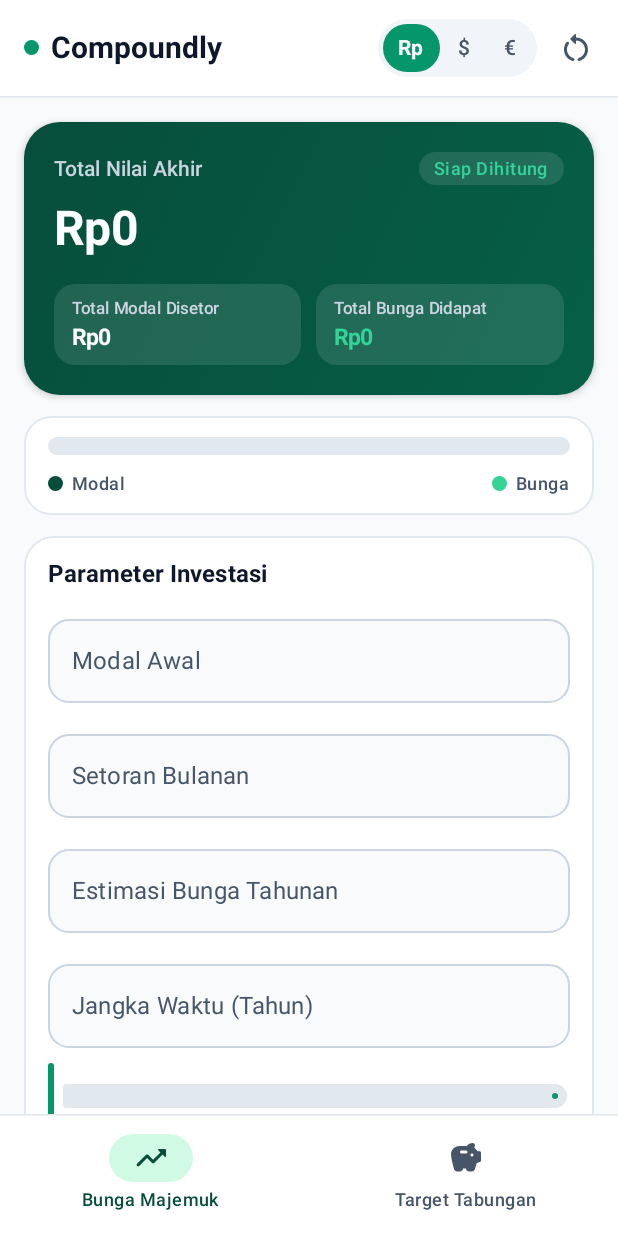
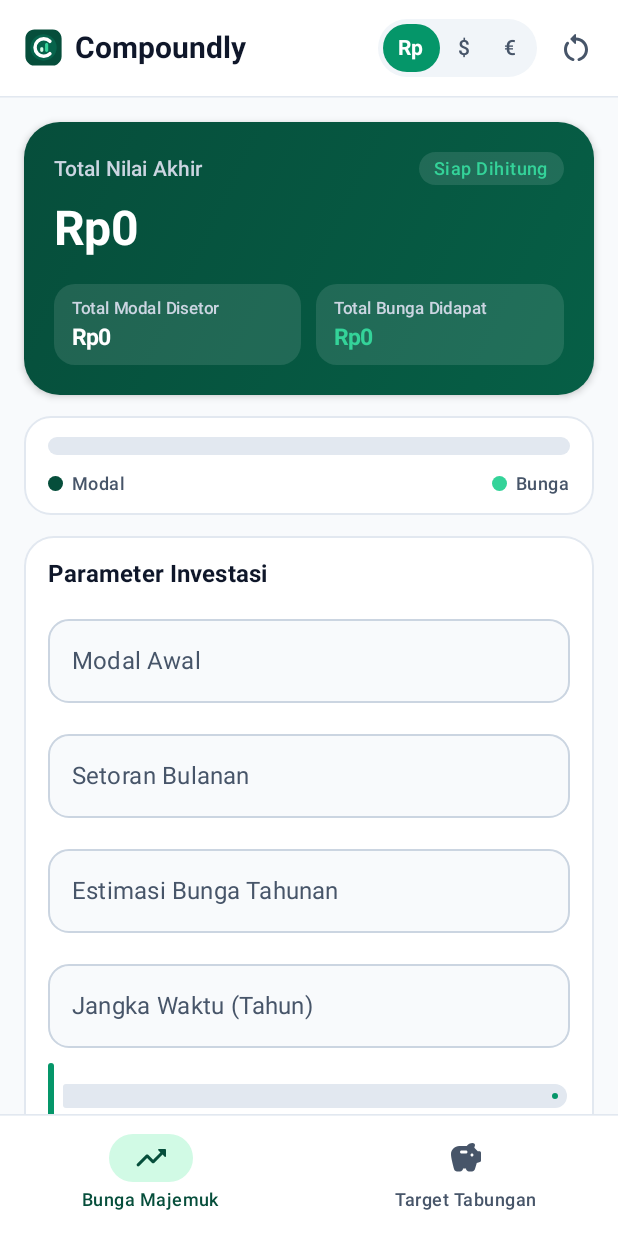
Before and after one commit to djat1notwood/main-fe-android-compoundly, an Android app built with Jetpack Compose: the screen it shows after launch (MainActivity), after a tap on "Lewati", on a phone screen of 412 x 824 dp. Run offline under Robolectric (Android 15) with nearby library versions, the phone set to English and light mode, and no system bars.

Commit message:
style(branding): redesign 2d rounded launcher icon and brand mark

```diff
--- a/app/src/main/java/com/djatslabs/compoundly/ui/components/CompoundlyTopBar.kt
+++ b/app/src/main/java/com/djatslabs/compoundly/ui/components/CompoundlyTopBar.kt
@@ -1,6 +1,7 @@
 package com.djatslabs.compoundly.ui.components
 
 import androidx.compose.animation.animateColorAsState
+import androidx.compose.foundation.Image
 import androidx.compose.foundation.background
 import androidx.compose.foundation.clickable
 import androidx.compose.foundation.layout.Arrangement
@@ -12,7 +13,6 @@ import androidx.compose.foundation.layout.height
 import androidx.compose.foundation.layout.padding
 import androidx.compose.foundation.layout.size
 import androidx.compose.foundation.layout.width
-import androidx.compose.foundation.shape.CircleShape
 import androidx.compose.foundation.shape.RoundedCornerShape
 import androidx.compose.material.icons.Icons
 import androidx.compose.material.icons.rounded.RestartAlt
@@ -32,13 +32,16 @@ import androidx.compose.ui.Modifier
 import androidx.compose.ui.draw.clip
 import androidx.compose.ui.graphics.Color
 import androidx.compose.ui.platform.testTag
+import androidx.compose.ui.res.painterResource
 import androidx.compose.ui.res.stringResource
 import androidx.compose.ui.semantics.Role
 import androidx.compose.ui.semantics.contentDescription
 import androidx.compose.ui.semantics.selected
 import androidx.compose.ui.semantics.semantics
+import androidx.compose.ui.text.TextStyle
 import androidx.compose.ui.text.font.FontWeight
 import androidx.compose.ui.text.style.TextOverflow
+import androidx.compose.ui.unit.Dp
 import androidx.compose.ui.unit.dp
 import com.djatslabs.compoundly.R
 import com.djatslabs.compoundly.domain.model.AppCurrency
@@ -59,24 +62,10 @@ fun CompoundlyTopBar(
                 titleContentColor = MaterialTheme.colorScheme.onSurface
             ),
             title = {
-                Row(
-                    verticalAlignment = Alignment.CenterVertically
-                ) {
-                    Box(
-                        modifier = Modifier
-                            .size(10.dp)
-                            .clip(CircleShape)
-                            .background(MaterialTheme.colorScheme.primary)
-                    )
-                    Spacer(modifier = Modifier.width(8.dp))
-                    Text(
-                        text = stringResource(R.string.app_name),
-                        style = MaterialTheme.typography.titleLarge,
-                        fontWeight = FontWeight.Bold,
-                        maxLines = 1,
-                        overflow = TextOverflow.Ellipsis
-                    )
-                }
+                CompoundlyBrandHeader(
+                    textStyle = MaterialTheme.typography.titleLarge,
+                    markSize = 26.dp
+                )
             },
             actions = {
                 CurrencyTogglePill(
@@ -98,6 +87,33 @@ fun CompoundlyTopBar(
         HorizontalDivider(
             thickness = 1.dp,
             color = CompoundlyTheme.financialColors.cardBorder
+        )
+    }
+}
+
+@Composable
+fun CompoundlyBrandHeader(
+    textStyle: TextStyle = MaterialTheme.typography.titleLarge,
+    markSize: Dp = 26.dp,
+    modifier: Modifier = Modifier
+) {
+    Row(
+        modifier = modifier,
+        verticalAlignment = Alignment.CenterVertically
+    ) {
+        Image(
+            painter = painterResource(id = R.drawable.ic_compoundly_mark),
+            contentDescription = null,
+            modifier = Modifier.size(markSize)
+        )
+        Spacer(modifier = Modifier.width(8.dp))
+        Text(
+            text = stringResource(R.string.app_name),
+            style = textStyle,
+            fontWeight = FontWeight.Bold,
+            color = MaterialTheme.colorScheme.onSurface,
+            maxLines = 1,
+            overflow = TextOverflow.Ellipsis
         )
     }
 }
--- a/app/src/main/java/com/djatslabs/compoundly/ui/screens/OnboardingScreen.kt
+++ b/app/src/main/java/com/djatslabs/compoundly/ui/screens/OnboardingScreen.kt
@@ -44,6 +44,7 @@ import androidx.compose.ui.text.font.FontWeight
 import androidx.compose.ui.text.style.TextAlign
 import androidx.compose.ui.unit.dp
 import com.djatslabs.compoundly.R
+import com.djatslabs.compoundly.ui.components.CompoundlyBrandHeader
 import com.djatslabs.compoundly.ui.theme.CompoundlyTheme
 import kotlinx.coroutines.launch
 
@@ -96,21 +97,10 @@ fun OnboardingScreen(
                 horizontalArrangement = Arrangement.SpaceBetween,
                 verticalAlignment = Alignment.CenterVertically
             ) {
-                Row(verticalAlignment = Alignment.CenterVertically) {
-                    Box(
-                        modifier = Modifier
-                            .size(10.dp)
-                            .clip(CircleShape)
-                            .background(MaterialTheme.colorScheme.primary)
-                    )
-                    Spacer(modifier = Modifier.width(8.dp))
-                    Text(
-                        text = stringResource(R.string.app_name),
-                        style = MaterialTheme.typography.titleMedium,
-                        fontWeight = FontWeight.Bold,
-                        color = MaterialTheme.colorScheme.onBackground
-                    )
-                }
+                CompoundlyBrandHeader(
+                    textStyle = MaterialTheme.typography.titleMedium,
+                    markSize = 26.dp
+                )
 
                 if (!isLastPage) {
                     TextButton(
--- /dev/null
+++ b/app/src/main/res/drawable/ic_compoundly_mark.xml
@@ -0,0 +1,35 @@
+<?xml version="1.0" encoding="utf-8"?>
+<vector xmlns:android="http://schemas.android.com/apk/res/android"
+    android:width="28dp"
+    android:height="28dp"
+    android:viewportWidth="56"
+    android:viewportHeight="56">
+
+    <!-- Rounded squircle 2D badge -->
+    <path
+        android:fillColor="#FF064E3B"
+        android:pathData="M15,2L41,2A13,13 0,0 1,54 15L54,41A13,13 0,0 1,41 54L15,54A13,13 0,0 1,2 41L2,15A13,13 0,0 1,15 2Z" />
+
+    <!-- Subtle inner 2D tonal disc -->
+    <path
+        android:fillColor="#FF07634B"
+        android:pathData="M28,28m-19,0a19,19 0,1 1,38 0a19,19 0,1 1,-38 0" />
+
+    <!-- Rounded 'C' monogram -->
+    <path
+        android:fillColor="#00000000"
+        android:pathData="M37.19,19.16A12.5,12.5 0,1 0,37.19 36.84"
+        android:strokeColor="#FFFFFFFF"
+        android:strokeLineCap="round"
+        android:strokeWidth="5" />
+
+    <!-- Left shorter rounded growth capsule -->
+    <path
+        android:fillColor="#FFD1FAE5"
+        android:pathData="M25.5,27.5L25.5,27.5A2.25,2.25 0,0 1,27.75 29.75L27.75,32.25A2.25,2.25 0,0 1,25.5 34.5L25.5,34.5A2.25,2.25 0,0 1,23.25 32.25L23.25,29.75A2.25,2.25 0,0 1,25.5 27.5Z" />
+
+    <!-- Right taller rounded growth capsule -->
+    <path
+        android:fillColor="#FF34D399"
+        android:pathData="M32.5,21.5L32.5,21.5A2.25,2.25 0,0 1,34.75 23.75L34.75,32.25A2.25,2.25 0,0 1,32.5 34.5L32.5,34.5A2.25,2.25 0,0 1,30.25 32.25L30.25,23.75A2.25,2.25 0,0 1,32.5 21.5Z" />
+</vector>
```
Also changed, not shown: app/src/main/res/drawable/ic_launcher_background.xml (+7 -20 lines), app/src/main/res/drawable/ic_launcher_foreground.xml (+13 -20 lines), app/src/main/res/drawable/ic_launcher_monochrome.xml (+11 -18 lines).
